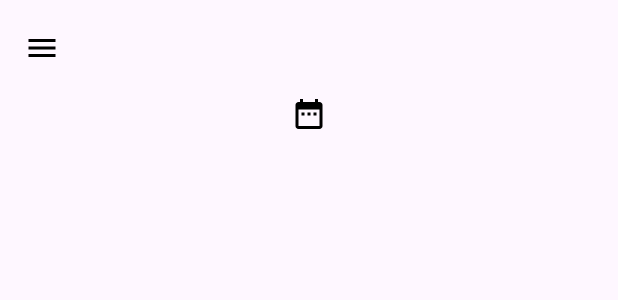
After one commit to vishal4720/AptitudeandLogicalReasoning, an Android app: the layout activity_home.xml on its own in the app's theme, with its tools: preview values and no code run, on a phone screen of 412 x 824 dp. The commit adds this screen. Shown: the top 300 px of the screen. Run offline under Robolectric (Android 15) with nearby library versions, the phone set to English and light mode, and no system bars.

Commit message:
Added Home Page

```diff
--- a/app/src/main/AndroidManifest.xml
+++ b/app/src/main/AndroidManifest.xml
@@ -12,6 +12,9 @@
         android:supportsRtl="true"
         android:theme="@style/Theme.AptitudeAndLogicalReasoning"
         tools:targetApi="31">
+        <activity
+            android:name=".HomeActivity"
+            android:exported="false" />
         <activity
             android:name=".login.SignUpActivity"
             android:exported="false" />
--- a/app/src/main/java/com/developingmind/aptitudeandlogicalreasoning/login/LoginActivity.java
+++ b/app/src/main/java/com/developingmind/aptitudeandlogicalreasoning/login/LoginActivity.java
@@ -18,6 +18,7 @@ import android.widget.EditText;
 import android.widget.TextView;
 import android.widget.Toast;
 
+import com.developingmind.aptitudeandlogicalreasoning.HomeActivity;
 import com.developingmind.aptitudeandlogicalreasoning.R;
 import com.google.android.gms.tasks.OnCompleteListener;
 import com.google.android.gms.tasks.Task;
@@ -120,6 +121,8 @@ public class LoginActivity extends AppCompatActivity {
                             // Sign in success, update UI with the signed-in user's information
                             FirebaseUser user = firebaseAuth.getCurrentUser();
 //                            updateUI(user);
+                            startActivity(new Intent(LoginActivity.this, HomeActivity.class));
+                            finish();
                         } else {
                             // If sign in fails, display a message to the user.
                             Toast.makeText(LoginActivity.this, "Authentication failed.",
--- /dev/null
+++ b/app/src/main/res/drawable/ic_menu.xml
@@ -0,0 +1,5 @@
+<vector android:height="24dp" android:tint="#000000"
+    android:viewportHeight="24" android:viewportWidth="24"
+    android:width="24dp" xmlns:android="http://schemas.android.com/apk/res/android">
+    <path android:fillColor="@android:color/white" android:pathData="M3,18h18v-2L3,16v2zM3,13h18v-2L3,11v2zM3,6v2h18L21,6L3,6z"/>
+</vector>
--- /dev/null
+++ b/app/src/main/res/drawable/ic_nav_home.xml
@@ -0,0 +1,5 @@
+<vector android:height="24dp" android:tint="#000000"
+    android:viewportHeight="24" android:viewportWidth="24"
+    android:width="24dp" xmlns:android="http://schemas.android.com/apk/res/android">
+    <path android:fillColor="@android:color/white" android:pathData="M10,20v-6h4v6h5v-8h3L12,3 2,12h3v8z"/>
+</vector>
--- /dev/null
+++ b/app/src/main/res/drawable/ic_nav_profile.xml
@@ -0,0 +1,5 @@
+<vector android:height="24dp" android:tint="#000000"
+    android:viewportHeight="24" android:viewportWidth="24"
+    android:width="24dp" xmlns:android="http://schemas.android.com/apk/res/android">
+    <path android:fillColor="@android:color/white" android:pathData="M12,12c2.21,0 4,-1.79 4,-4s-1.79,-4 -4,-4 -4,1.79 -4,4 1.79,4 4,4zM12,14c-2.67,0 -8,1.34 -8,4v2h16v-2c0,-2.66 -5.33,-4 -8,-4z"/>
+</vector>
--- /dev/null
+++ b/app/src/main/res/drawable/ic_nav_quiz.xml
@@ -0,0 +1,6 @@
+<vector android:height="24dp" android:tint="#000000"
+    android:viewportHeight="24" android:viewportWidth="24"
+    android:width="24dp" xmlns:android="http://schemas.android.com/apk/res/android">
+    <path android:fillColor="@android:color/white" android:pathData="M4,6H2v14c0,1.1 0.9,2 2,2h14v-2H4V6z"/>
+    <path android:fillColor="@android:color/white" android:pathData="M20,2H8C6.9,2 6,2.9 6,4v12c0,1.1 0.9,2 2,2h12c1.1,0 2,-0.9 2,-2V4C22,2.9 21.1,2 20,2zM14.01,15c-0.59,0 -1.05,-0.47 -1.05,-1.05c0,-0.59 0.47,-1.04 1.05,-1.04c0.59,0 1.04,0.45 1.04,1.04C15.04,14.53 14.6,15 14.01,15zM16.51,8.83c-0.63,0.93 -1.23,1.21 -1.56,1.81c-0.13,0.24 -0.18,0.4 -0.18,1.18h-1.52c0,-0.41 -0.06,-1.08 0.26,-1.65c0.41,-0.73 1.18,-1.16 1.63,-1.8c0.48,-0.68 0.21,-1.94 -1.14,-1.94c-0.88,0 -1.32,0.67 -1.5,1.23l-1.37,-0.57C11.51,5.96 12.52,5 13.99,5c1.23,0 2.08,0.56 2.51,1.26C16.87,6.87 17.08,7.99 16.51,8.83z"/>
+</vector>
--- /dev/null
+++ b/app/src/main/res/layout/activity_home.xml
@@ -0,0 +1,46 @@
+<?xml version="1.0" encoding="utf-8"?>
+<androidx.drawerlayout.widget.DrawerLayout xmlns:android="http://schemas.android.com/apk/res/android"
+    xmlns:app="http://schemas.android.com/apk/res-auto"
+    xmlns:tools="http://schemas.android.com/tools"
+    android:layout_width="match_parent"
+    android:layout_height="match_parent"
+    android:fitsSystemWindows="true"
+    tools:openDrawer="start"
+    android:id="@+id/drawer_layout"
+    tools:context=".HomeActivity">
+
+
+    <com.google.android.material.navigation.NavigationView
+        android:layout_width="match_parent"
+        android:layout_height="match_parent"
+        app:headerLayout="@layout/header"
+        app:menu="@menu/main_menu"
+        android:id="@+id/navigationView"
+        android:layout_gravity="start"/>
+
+
+
+    <LinearLayout
+        android:layout_width="match_parent"
+        android:layout_height="match_parent"
+        android:orientation="vertical">
+
+
+        <androidx.appcompat.widget.Toolbar
+            android:id="@+id/toolbar"
+            android:layout_width="wrap_content"
+            android:layout_height="wrap_content"
+            android:background="#00008577"
+            android:minHeight="?attr/actionBarSize"
+            android:theme="?attr/actionBarTheme"
+            app:navigationIcon="@drawable/ic_menu"/>
+
+        <ImageView
+            android:id="@+id/imageView"
+            android:layout_width="match_parent"
+            android:layout_height="wrap_content"
+            android:src="@drawable/ic_date" />
+    </LinearLayout>
+
+
+</androidx.drawerlayout.widget.DrawerLayout>
--- /dev/null
+++ b/app/src/main/res/menu/main_menu.xml
@@ -0,0 +1,21 @@
+<?xml version="1.0" encoding="utf-8"?>
+<menu xmlns:android="http://schemas.android.com/apk/res/android">
+
+    <group android:checkableBehavior="single">
+
+        <item
+            android:id="@+id/nav_home"
+            android:title="Home"
+            android:icon="@drawable/ic_nav_home"/>
+        <item
+            android:id="@+id/nav_profile"
+            android:title="Profile"
+            android:icon="@drawable/ic_nav_profile"/>
+        <item
+            android:id="@+id/nav_quiz"
+            android:title="Quiz"
+            android:icon="@drawable/ic_nav_quiz"/>
+
+    </group>
+
+</menu>
--- a/app/src/main/res/values-night/themes.xml
+++ b/app/src/main/res/values-night/themes.xml
@@ -3,5 +3,6 @@
     <style name="Base.Theme.AptitudeAndLogicalReasoning" parent="Theme.Material3.DayNight.NoActionBar">
         <!-- Customize your dark theme here. -->
         <!-- <item name="colorPrimary">@color/my_dark_primary</item> -->
+        <item name="android:statusBarColor">#00000000</item>
     </style>
 </resources>
--- a/app/src/main/res/values/strings.xml
+++ b/app/src/main/res/values/strings.xml
@@ -19,4 +19,7 @@
     <string name="select_dob">Select Date of Birth</string>
     <string name="register">Register</string>
     <string name="happy_to_welcome_you">Happy to Welcome You !!</string>
+
+    <string name="navigation_drawer_open">Open Navigation Drawer</string>
+    <string name="navigation_drawer_close">Close Navigation Drawer</string>
 </resources>
--- a/app/src/main/res/values/themes.xml
+++ b/app/src/main/res/values/themes.xml
@@ -3,7 +3,10 @@
     <style name="Base.Theme.AptitudeAndLogicalReasoning" parent="Theme.Material3.DayNight.NoActionBar">
         <!-- Customize your light theme here. -->
         <!-- <item name="colorPrimary">@color/my_light_primary</item> -->
+        <item name="android:statusBarColor">#00000000</item>
     </style>
 
     <style name="Theme.AptitudeAndLogicalReasoning" parent="Base.Theme.AptitudeAndLogicalReasoning" />
+
+
 </resources>
```
Also changed, not shown: app/src/main/java/com/developingmind/aptitudeandlogicalreasoning/HomeActivity.java (added, +55 -0 lines), app/src/main/java/com/developingmind/aptitudeandlogicalreasoning/MainActivity.java (+6 -1 lines), app/src/main/res/layout/header.xml (added, +10 -0 lines).
